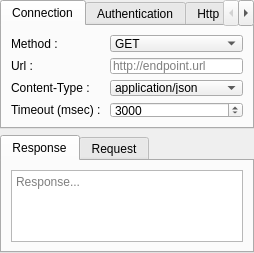
Above: RequestFlowApp/CoreView/ui/EndpointNodeUi.ui from fatehmtd/RequestFlow before the change. Below: the same form after it.
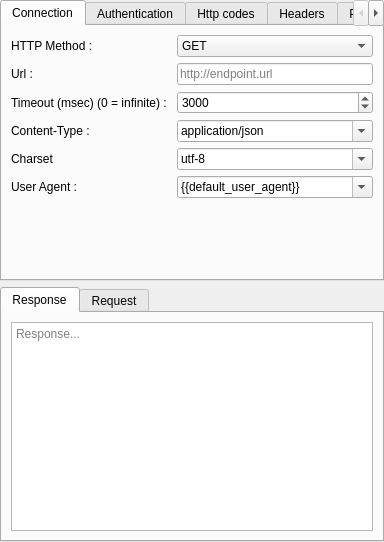
That is the form after the change.

```diff
--- a/RequestFlowApp/CoreView/ui/EndpointNodeUi.ui
+++ b/RequestFlowApp/CoreView/ui/EndpointNodeUi.ui
@@ -6,14 +6,20 @@
    <rect>
     <x>0</x>
     <y>0</y>
-    <width>254</width>
-    <height>253</height>
+    <width>384</width>
+    <height>542</height>
    </rect>
   </property>
+  <property name="sizePolicy">
+   <sizepolicy hsizetype="Preferred" vsizetype="Minimum">
+    <horstretch>0</horstretch>
+    <verstretch>0</verstretch>
+   </sizepolicy>
+  </property>
   <property name="minimumSize">
    <size>
     <width>254</width>
-    <height>253</height>
+    <height>0</height>
    </size>
   </property>
   <property name="windowTitle">
@@ -33,11 +39,23 @@
     <number>0</number>
    </property>
    <item row="0" column="0">
-    <widget class="QTabWidget" name="tabWidget_2">
+    <widget class="QTabWidget" name="tabWidget_properties">
+     <property name="sizePolicy">
+      <sizepolicy hsizetype="MinimumExpanding" vsizetype="Preferred">
+       <horstretch>0</horstretch>
+       <verstretch>0</verstretch>
+      </sizepolicy>
+     </property>
+     <property name="minimumSize">
+      <size>
+       <width>0</width>
+       <height>0</height>
+      </size>
+     </property>
      <property name="maximumSize">
       <size>
        <width>16777215</width>
-       <height>233</height>
+       <height>16777215</height>
       </size>
      </property>
      <property name="autoFillBackground">
@@ -46,33 +64,23 @@
      <property name="tabPosition">
       <enum>QTabWidget::North</enum>
      </property>
+     <property name="tabShape">
+      <enum>QTabWidget::Rounded</enum>
+     </property>
      <property name="currentIndex">
       <number>0</number>
      </property>
      <property name="documentMode">
       <bool>false</bool>
      </property>
+     <property name="tabBarAutoHide">
+      <bool>false</bool>
+     </property>
      <widget class="QWidget" name="tab">
       <attribute name="title">
        <string>Connection</string>
       </attribute>
-      <layout class="QGridLayout" name="gridLayout_5">
-       <item row="0" column="0">
         <layout class="QGridLayout" name="gridLayout">
-         <item row="2" column="0">
-          <widget class="QLabel" name="label_3">
-           <property name="text">
-            <string>Content-Type :</string>
-           </property>
-          </widget>
-         </item>
-         <item row="3" column="0">
-          <widget class="QLabel" name="label_8">
-           <property name="text">
-            <string>Timeout (msec) : </string>
-           </property>
-          </widget>
-         </item>
          <item row="0" column="0">
           <widget class="QLabel" name="label">
            <property name="sizePolicy">
@@ -82,20 +90,7 @@
             </sizepolicy>
            </property>
            <property name="text">
-            <string>Method :</string>
-           </property>
-          </widget>
-         </item>
-         <item row="1" column="0">
-          <widget class="QLabel" name="label_2">
-           <property name="sizePolicy">
-            <sizepolicy hsizetype="Fixed" vsizetype="Preferred">
-             <horstretch>0</horstretch>
-             <verstretch>0</verstretch>
-            </sizepolicy>
-           </property>
-           <property name="text">
-            <string>Url :</string>
+          <string>HTTP Method :</string>
            </property>
           </widget>
          </item>
@@ -126,6 +121,29 @@
              <string>PATCH</string>
             </property>
            </item>
+         <item>
+          <property name="text">
+           <string>HEAD</string>
+          </property>
+         </item>
+         <item>
+          <property name="text">
+           <string>OPTIONS</string>
+          </property>
+         </item>
+        </widget>
+       </item>
+       <item row="1" column="0">
+        <widget class="QLabel" name="label_2">
+         <property name="sizePolicy">
+          <sizepolicy hsizetype="Fixed" vsizetype="Preferred">
+           <horstretch>0</horstretch>
+           <verstretch>0</verstretch>
+          </sizepolicy>
+         </property>
+         <property name="text">
+          <string>Url :</string>
+         </property>
           </widget>
          </item>
          <item row="1" column="1">
@@ -135,10 +153,17 @@
            </property>
           </widget>
          </item>
-         <item row="3" column="1">
+       <item row="2" column="0">
+        <widget class="QLabel" name="label_8">
+         <property name="text">
+          <string>Timeout (msec) (0 = infinite) : </string>
+         </property>
+        </widget>
+       </item>
+       <item row="2" column="1">
           <widget class="QSpinBox" name="spinBox_timeout">
            <property name="minimum">
-            <number>10</number>
+          <number>0</number>
            </property>
            <property name="maximum">
             <number>999999999</number>
@@ -151,8 +176,18 @@
            </property>
           </widget>
          </item>
-         <item row="2" column="1">
+       <item row="3" column="0">
+        <widget class="QLabel" name="label_3">
+         <property name="text">
+          <string>Content-Type :</string>
+         </property>
+        </widget>
+       </item>
+       <item row="3" column="1">
           <widget class="QComboBox" name="comboBox_contentType">
+         <property name="editable">
+          <bool>true</bool>
+         </property>
            <item>
             <property name="text">
              <string>application/json</string>
@@ -170,17 +205,56 @@
            </item>
           </widget>
          </item>
-        </layout>
+       <item row="4" column="0">
+        <widget class="QLabel" name="label_10">
+         <property name="text">
+          <string>Charset</string>
+         </property>
+        </widget>
        </item>
-       <item row="1" column="0">
+       <item row="4" column="1">
+        <widget class="QComboBox" name="comboBox_charset">
+         <property name="editable">
+          <bool>true</bool>
+         </property>
+         <item>
+          <property name="text">
+           <string>utf-8</string>
+          </property>
+         </item>
+        </widget>
+       </item>
+       <item row="5" column="0">
+        <widget class="QLabel" name="label_11">
+         <property name="text">
+          <string>User Agent : </string>
+         </property>
+        </widget>
+       </item>
+       <item row="5" column="1">
+        <widget class="QComboBox" name="comboBox_userAgent">
+         <property name="editable">
+          <bool>true</bool>
+         </property>
+         <item>
+          <property name="text">
+           <string>{{default_user_agent}}</string>
+          </property>
+         </item>
+        </widget>
+       </item>
+       <item row="6" column="0">
         <spacer name="verticalSpacer">
          <property name="orientation">
           <enum>Qt::Vertical</enum>
          </property>
+         <property name="sizeType">
+          <enum>QSizePolicy::MinimumExpanding</enum>
+         </property>
          <property name="sizeHint" stdset="0">
           <size>
            <width>20</width>
-           <height>40</height>
+           <height>20</height>
           </size>
          </property>
         </spacer>
@@ -817,9 +891,10 @@
           <bool>true</bool>
          </property>
          <property name="plainText">
-          <string>{
-	&quot;body&quot; : {}
-}</string>
+          <string/>
+         </property>
+         <property name="placeholderText">
+          <string>{ ... }</string>
          </property>
         </widget>
        </item>
@@ -828,7 +903,13 @@
     </widget>
    </item>
    <item row="1" column="0">
-    <widget class="QTabWidget" name="tabWidget">
+    <widget class="QTabWidget" name="tabWidget_requestResponse">
+     <property name="sizePolicy">
+      <sizepolicy hsizetype="MinimumExpanding" vsizetype="MinimumExpanding">
+       <horstretch>0</horstretch>
+       <verstretch>0</verstretch>
+      </sizepolicy>
+     </property>
      <property name="currentIndex">
       <number>0</number>
      </property>
```
Lines whose indentation alone changed are shown as unchanged.
